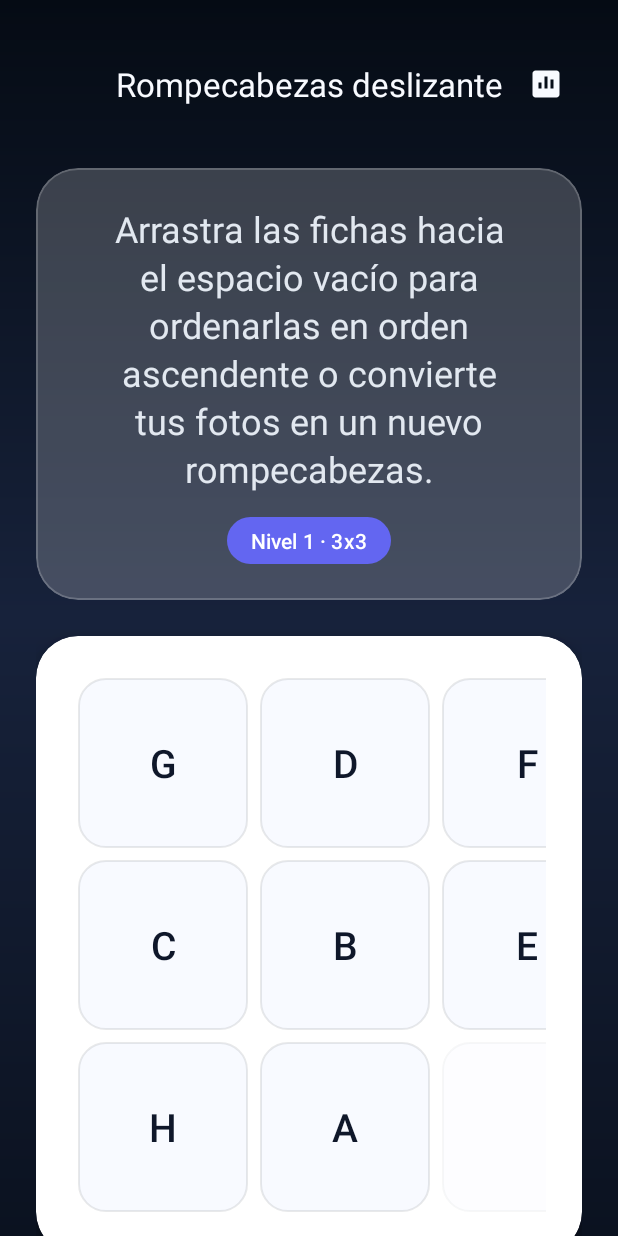
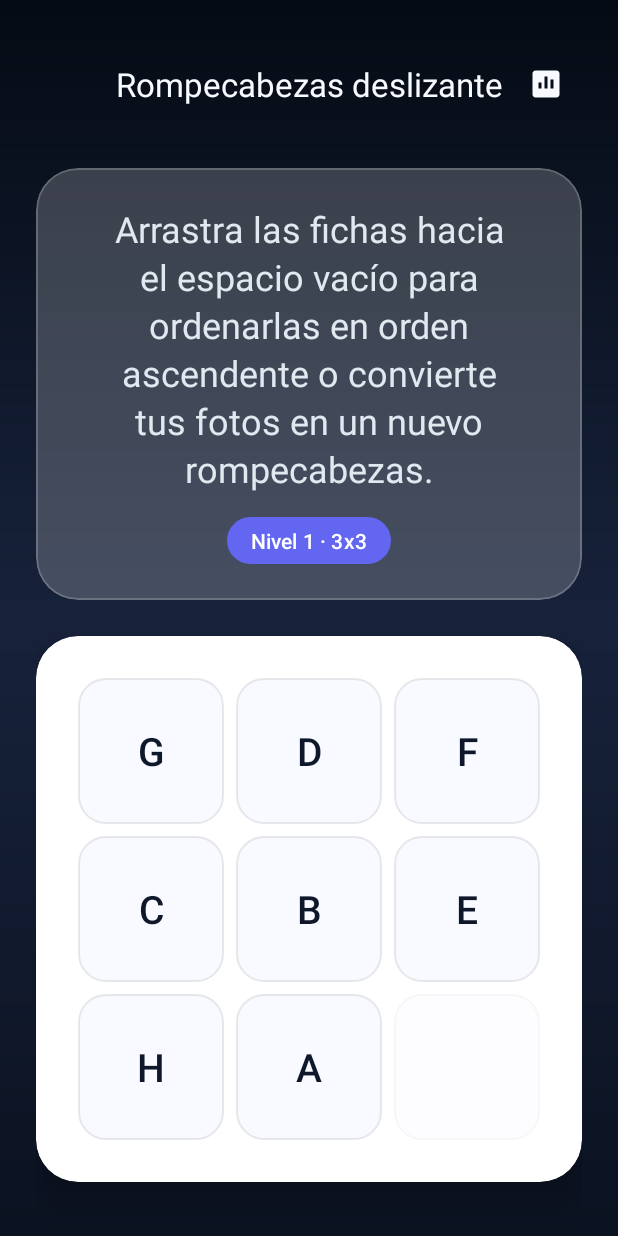
Before and after one commit to SkyWing3/puzzle, an Android app: the screen it shows after launch (MainActivity), on a phone screen of 412 x 824 dp. Run offline under Robolectric (Android 15) with nearby library versions, the phone set to English and light mode, and no system bars.

Commit message:
Fix puzzle board alignment

```diff
--- a/app/src/main/java/com/app/puzzle/MainActivity.java
+++ b/app/src/main/java/com/app/puzzle/MainActivity.java
@@ -262,6 +262,14 @@ public class MainActivity extends AppCompatActivity {
         preferences = getSharedPreferences(PREFS_NAME, MODE_PRIVATE);
         loadPlayerProgress();
         configureForCurrentLevel();
+
+        if (boardCard != null) {
+            boardCard.addOnLayoutChangeListener((v, left, top, right, bottom, oldLeft, oldTop, oldRight, oldBottom) -> {
+                if ((right - left) != (oldRight - oldLeft)) {
+                    scheduleTileSizeUpdate();
+                }
+            });
+        }
 
         shuffleButton.setOnClickListener(v -> restartProgress());
         autoSolveButton.setOnClickListener(v -> startAutoSolve());
@@ -1071,10 +1079,14 @@ public class MainActivity extends AppCompatActivity {
                     - boardCard.getContentPaddingLeft()
                     - boardCard.getContentPaddingRight();
         }
-        if (width <= 0 && puzzleGrid != null) {
-            View parent = (View) puzzleGrid.getParent();
-            if (parent != null) {
-                width = parent.getWidth() - parent.getPaddingLeft() - parent.getPaddingRight();
+        View parent = null;
+        if (puzzleGrid != null) {
+            parent = (View) puzzleGrid.getParent();
+        }
+        if (parent != null) {
+            int parentWidth = parent.getWidth() - parent.getPaddingLeft() - parent.getPaddingRight();
+            if (parentWidth > 0 && (width <= 0 || parentWidth < width)) {
+                width = parentWidth;
             }
         }
         if (width <= 0 && puzzleGrid != null) {
@@ -1092,9 +1104,8 @@ public class MainActivity extends AppCompatActivity {
 
     private int getDesiredTileSizePx() {
         int availableWidth = computeAvailableBoardWidth();
-        int baseSize = getResources().getDimensionPixelSize(R.dimen.tile_size);
         if (availableWidth <= 0 || currentGridSize <= 0) {
-            return baseSize;
+            return 0;
         }
         int spacing = getResources().getDimensionPixelSize(R.dimen.tile_spacing);
         int totalSpacing = spacing * 2 * currentGridSize;
--- a/app/src/main/res/layout/activity_main.xml
+++ b/app/src/main/res/layout/activity_main.xml
@@ -95,11 +95,12 @@
                 <FrameLayout
                     android:layout_width="match_parent"
                     android:layout_height="match_parent"
+                    android:gravity="center"
                     android:padding="@dimen/board_inner_padding">
 
                     <GridLayout
                         android:id="@+id/puzzleGrid"
-                        android:layout_width="match_parent"
+                        android:layout_width="wrap_content"
                         android:layout_height="wrap_content"
                         android:layout_gravity="center"
                         android:alignmentMode="alignMargins"
```
